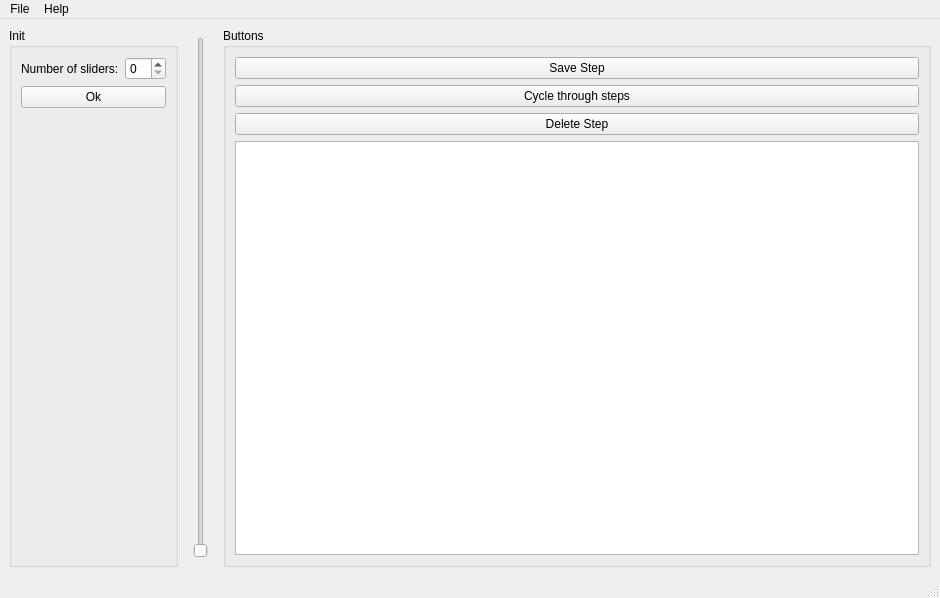
Before: the Qt Designer form slider/mainwindow.ui in Alfredo-Vargas/QtBasics, drawn with Qt 5.
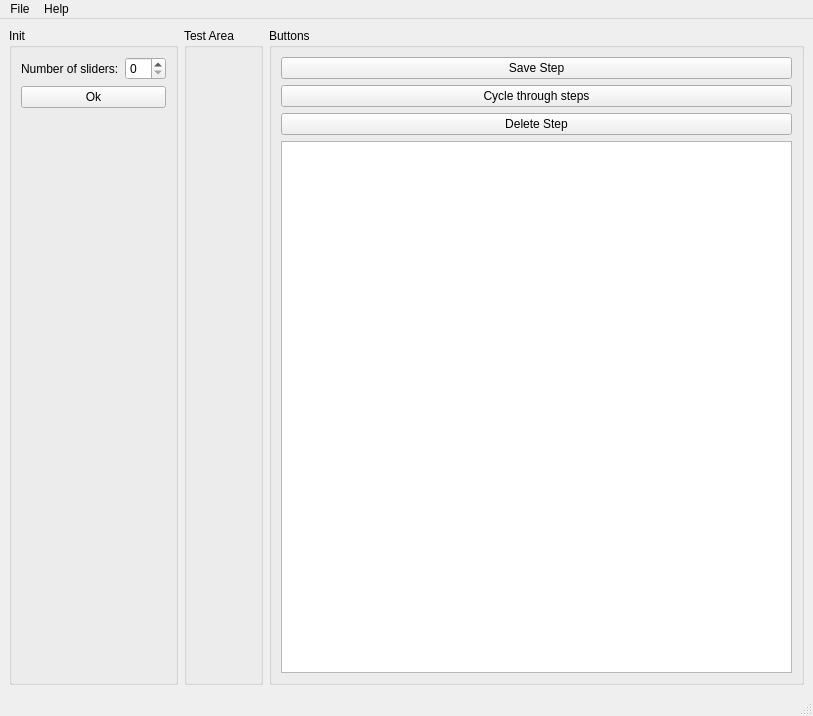
After: the same form once the commit is applied. Custom widgets are drawn as their Qt base class.

Commit message: progress on the slider test-like exercise

```diff
--- a/slider/mainwindow.ui
+++ b/slider/mainwindow.ui
@@ -6,8 +6,8 @@
    <rect>
     <x>0</x>
     <y>0</y>
-    <width>940</width>
-    <height>598</height>
+    <width>813</width>
+    <height>716</height>
    </rect>
   </property>
   <property name="windowTitle">
@@ -59,14 +59,13 @@
      </widget>
     </item>
     <item>
-     <widget class="SliderArray" name="sliderArray" native="true">
-      <layout class="QHBoxLayout" name="horizontalLayout_3">
+     <widget class="QGroupBox" name="groupBoxTestArea">
+      <property name="title">
+       <string>Test Area</string>
+      </property>
+      <layout class="QVBoxLayout" name="verticalLayout_3">
        <item>
-        <widget class="QSlider" name="verticalSlider">
-         <property name="orientation">
-          <enum>Qt::Vertical</enum>
-         </property>
-        </widget>
+        <widget class="SliderArray" name="sliderArray" native="true"/>
        </item>
       </layout>
      </widget>
@@ -111,7 +110,7 @@
     <rect>
      <x>0</x>
      <y>0</y>
-     <width>940</width>
+     <width>813</width>
      <height>19</height>
     </rect>
    </property>
```
The commit also changes 5 other files.
